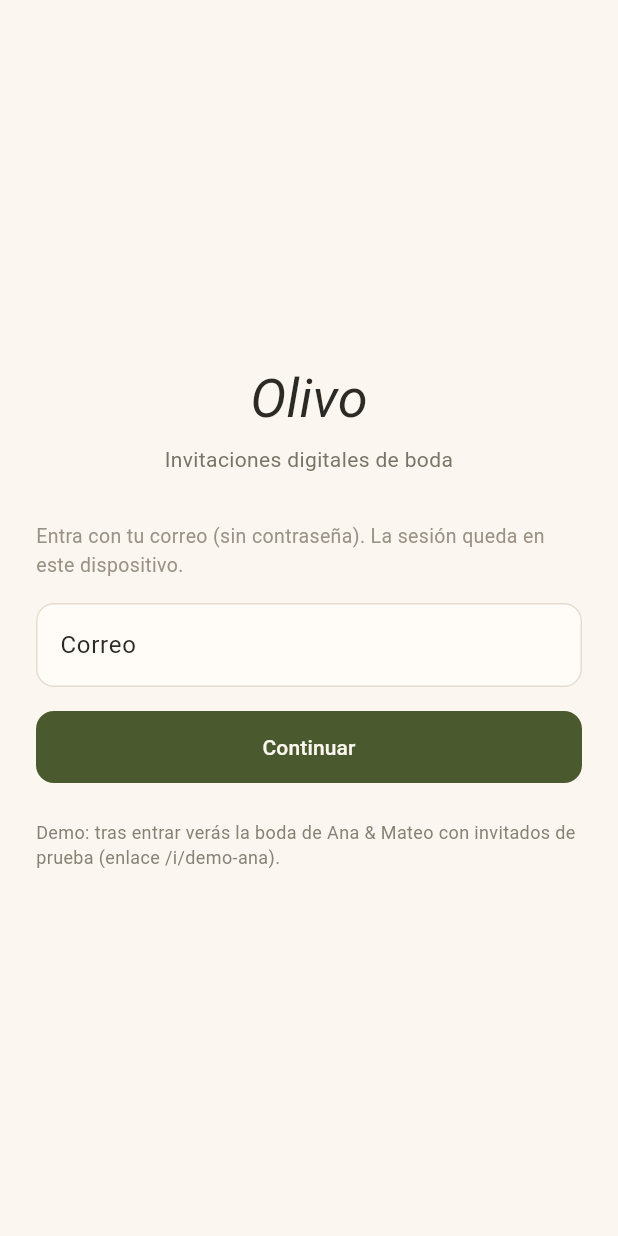
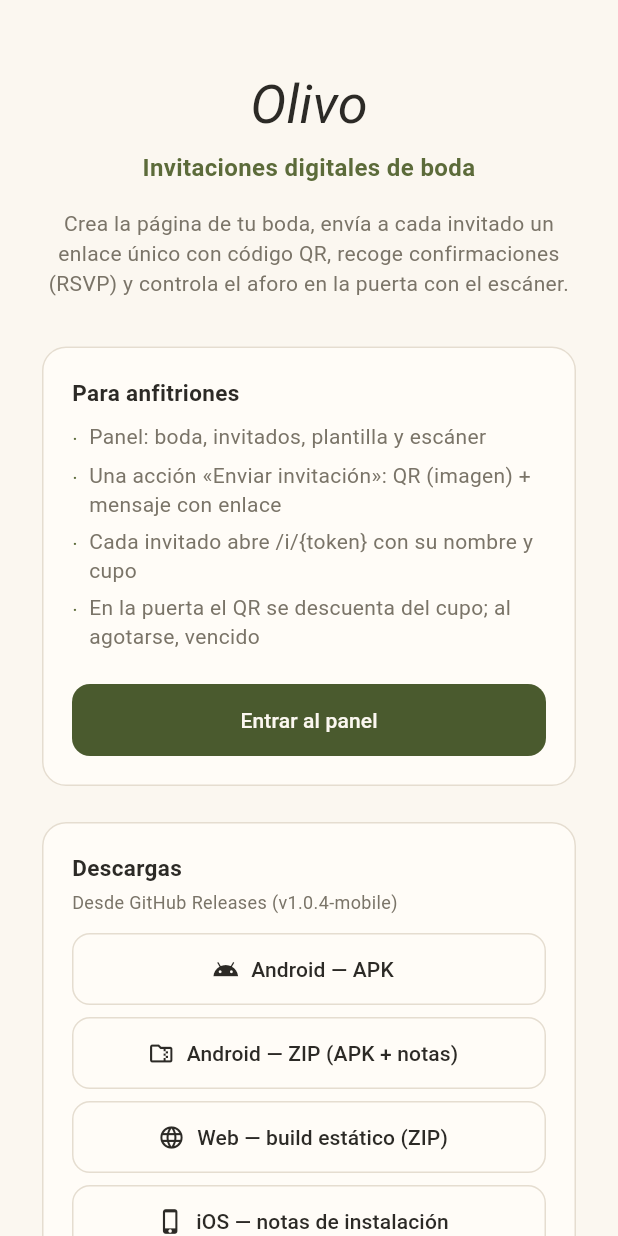
Before and after one commit to GerardoRosas-27/olivo-flutter, a Flutter app: the screen it shows after launch, on a phone screen of 412 x 824 dp. Run offline on Flutter 3.47's test engine with Material 3 defaults, Android fonts, the phone set to English and light mode, and no system bars; our stand-ins replace flutter_riverpod, go_router, permission_handler, qr_flutter, share_plus, shared_preferences and 2 more; missing offline and left inert: mobile_scanner; accounts and stored records are empty.

Commit message:
feat: Enviar invitación unificado (QR imagen + plantilla) y landing público (v1.0.4-mobile)
Una sola acción por invitado comparte PNG del QR de /i/{token} junto al
mensaje de plantilla vía share_plus. Landing / y /app con descargas y
stats locales honestos. fetch_apk apunta a v1.0.4-mobile.

```diff
--- a/lib/core/data/providers.dart
+++ b/lib/core/data/providers.dart
@@ -78,3 +78,8 @@
   }
   return 'http://localhost:8080';
 });
+
+final deviceLocalStatsProvider =
+    FutureProvider.autoDispose<DeviceLocalStats>((ref) async {
+  return ref.watch(olivoRepoProvider).deviceLocalStats();
+});
--- a/lib/core/router/app_router.dart
+++ b/lib/core/router/app_router.dart
@@ -8,6 +8,7 @@
 import '../../features/escaner/presentation/escaner_screen.dart';
 import '../../features/guest/presentation/guest_landing_screen.dart';
 import '../../features/invitados/presentation/invitados_screen.dart';
+import '../../features/marketing/presentation/product_landing_screen.dart';
 import '../../features/resumen/presentation/admin_shell.dart';
 import '../../features/resumen/presentation/resumen_screen.dart';
 import '../data/providers.dart';
@@ -15,7 +16,7 @@
 final _rootKey = GlobalKey<NavigatorState>();
 
 bool _isPublicPath(String loc) {
-  if (loc == '/login' || loc == '/') return true;
+  if (loc == '/login' || loc == '/' || loc == '/app') return true;
   if (loc.startsWith('/i/')) return true;
   return false;
 }
@@ -25,7 +26,7 @@
 
   return GoRouter(
     navigatorKey: _rootKey,
-    initialLocation: '/admin',
+    initialLocation: '/',
     refreshListenable: refresh,
     redirect: (context, state) {
       final auth = ref.read(authProvider);
@@ -38,7 +39,8 @@
         if (public) return null;
         return '/login';
       }
-      if (onLogin || loc == '/') return '/admin';
+      // Autenticado: landing y login van al panel.
+      if (onLogin || loc == '/' || loc == '/app') return '/admin';
       // Old WhatsApp tab → Invitados (merged).
       if (loc == '/admin/whatsapp') return '/admin/invitados';
       return null;
@@ -46,7 +48,13 @@
     routes: [
       GoRoute(
         path: '/',
-        redirect: (context, state) => '/admin',
+        name: 'home',
+        builder: (context, state) => const ProductLandingScreen(),
+      ),
+      GoRoute(
+        path: '/app',
+        name: 'app',
+        builder: (context, state) => const ProductLandingScreen(),
       ),
       GoRoute(
         path: '/login',
--- /dev/null
+++ b/lib/features/marketing/presentation/product_landing_screen.dart
@@ -0,0 +1,264 @@
+import 'package:flutter/material.dart';
+import 'package:flutter_riverpod/flutter_riverpod.dart';
+import 'package:go_router/go_router.dart';
+import 'package:url_launcher/url_launcher.dart';
+
+import '../../../core/data/providers.dart';
+import '../../../core/theme/app_theme.dart';
+import '../../../core/widgets/form_gap.dart';
+
+/// Página pública del producto (sin token de invitado).
+class ProductLandingScreen extends ConsumerWidget {
+  const ProductLandingScreen({super.key});
+
+  static const releaseTag = 'v1.0.4-mobile';
+  static const _repo =
+      'https://github.com/GerardoRosas-27/olivo-flutter/releases/download';
+
+  Uri _asset(String name) => Uri.parse('$_repo/$releaseTag/$name');
+
+  Future<void> _open(Uri uri) async {
+    await launchUrl(uri, mode: LaunchMode.externalApplication);
+  }
+
+  @override
+  Widget build(BuildContext context, WidgetRef ref) {
+    final statsAsync = ref.watch(deviceLocalStatsProvider);
+
+    return Scaffold(
+      body: Center(
+        child: ConstrainedBox(
+          constraints: const BoxConstraints(maxWidth: 640),
+          child: ListView(
+            padding: const EdgeInsets.fromLTRB(24, 48, 24, 56),
+            children: [
+              Text(
+                'Olivo',
+                textAlign: TextAlign.center,
+                style: Theme.of(context).textTheme.displaySmall?.copyWith(
+                      fontStyle: FontStyle.italic,
+                      color: OlivoColors.fg,
+                    ),
+              ),
+              const SizedBox(height: 8),
+              const Text(
+                'Invitaciones digitales de boda',
+                textAlign: TextAlign.center,
+                style: TextStyle(
+                  color: OlivoColors.olive,
+                  fontWeight: FontWeight.w600,
+                  fontSize: 16,
+                ),
+              ),
+              const SizedBox(height: 16),
+              const Text(
+                'Crea la página de tu boda, envía a cada invitado un enlace '
+                'único con código QR, recoge confirmaciones (RSVP) y controla '
+                'el aforo en la puerta con el escáner.',
+                textAlign: TextAlign.center,
+                style: TextStyle(color: OlivoColors.muted, height: 1.45),
+              ),
+              const SizedBox(height: 28),
+              Card(
+                child: Padding(
+                  padding: const EdgeInsets.all(20),
+                  child: Column(
+                    crossAxisAlignment: CrossAxisAlignment.start,
+                    children: [
+                      const Text(
+                        'Para anfitriones',
+                        style: TextStyle(
+                          fontWeight: FontWeight.w600,
+                          fontSize: 15,
+                        ),
+                      ),
+                      const FormGap(height: 10),
+                      _bullet('Panel: boda, invitados, plantilla y escáner'),
+                      _bullet(
+                        'Una acción «Enviar invitación»: QR (imagen) + mensaje con enlace',
+                      ),
+                      _bullet(
+                        'Cada invitado abre /i/{token} con su nombre y cupo',
+                      ),
+                      _bullet(
+                        'En la puerta el QR se descuenta del cupo; al agotarse, vencido',
+                      ),
+                      const FormGap(height: 16),
+                      FilledButton(
+                        onPressed: () => context.go('/login'),
+                        child: const Text('Entrar al panel'),
+                      ),
+                    ],
+                  ),
+                ),
+              ),
+              const SizedBox(height: 16),
+              Card(
+                child: Padding(
+                  padding: const EdgeInsets.all(20),
+                  child: Column(
+                    crossAxisAlignment: CrossAxisAlignment.start,
+                    children: [
+                      const Text(
+                        'Descargas',
+                        style: TextStyle(
+                          fontWeight: FontWeight.w600,
+                          fontSize: 15,
+                        ),
+                      ),
+                      const SizedBox(height: 4),
+                      Text(
+                        'Desde GitHub Releases ($releaseTag)',
+                        style: const TextStyle(
+                          fontSize: 12,
+                          color: OlivoColors.muted,
+                        ),
+                      ),
+                      const FormGap(height: 12),
+                      OutlinedButton.icon(
+                        onPressed: () => _open(_asset('Olivo.apk')),
+                        icon: const Icon(Icons.android, size: 18),
+                        label: const Text('Android — APK'),
+                      ),
+                      const SizedBox(height: 8),
+                      OutlinedButton.icon(
+                        onPressed: () => _open(_asset('Olivo-android.zip')),
+                        icon: const Icon(Icons.folder_zip_outlined, size: 18),
+                        label: const Text('Android — ZIP (APK + notas)'),
+                      ),
+                      const SizedBox(height: 8),
+                      OutlinedButton.icon(
+                        onPressed: () => _open(_asset('Olivo-web.zip')),
+                        icon: const Icon(Icons.language, size: 18),
+                        label: const Text('Web — build estático (ZIP)'),
+                      ),
+                      const SizedBox(height: 8),
+                      OutlinedButton.icon(
+                        onPressed: () => _open(_asset('Olivo-ios.zip')),
+                        icon: const Icon(Icons.phone_iphone, size: 18),
+                        label: const Text('iOS — notas de instalación'),
+                      ),
+                      const FormGap(height: 10),
+                      const Text(
+                        'iOS: no hay IPA firmado en este release. Hace falta '
+                        'Mac + Xcode + cuenta Apple Developer para instalar en dispositivo.',
+                        style: TextStyle(
+                          fontSize: 12,
+                          color: OlivoColors.subtle,
+                          height: 1.4,
+                        ),
+                      ),
+                    ],
+                  ),
+                ),
+              ),
+              const SizedBox(height: 16),
+              Card(
+                child: Padding(
+                  padding: const EdgeInsets.all(20),
+                  child: Column(
+                    crossAxisAlignment: CrossAxisAlignment.start,
+                    children: [
+                      const Text(
+                        'En este dispositivo / demo',
+                        style: TextStyle(
+                          fontWeight: FontWeight.w600,
+                          fontSize: 15,
+                        ),
+                      ),
+                      const SizedBox(height: 4),
+                      const Text(
+                        'Cifras locales (SQLite o almacenamiento del navegador). '
+                        'No son estadísticas globales del servicio.',
+                        style: TextStyle(
+                          fontSize: 12,
+                          color: OlivoColors.muted,
+                          height: 1.35,
+                        ),
+                      ),
+                      const FormGap(height: 14),
+                      statsAsync.when(
+                        loading: () => const Center(
+                          child: Padding(
+                            padding: EdgeInsets.all(8),
+                            child: CircularProgressIndicator(strokeWidth: 2),
+                          ),
+                        ),
+                        error: (e, _) => Text(
+                          '$e',
+                          style: const TextStyle(color: OlivoColors.danger),
+                        ),
+                        data: (s) => Row(
+                          children: [
+                            Expanded(
+                              child: _statTile('Bodas', '${s.weddings}'),
+                            ),
+                            Expanded(
+                              child: _statTile('Invitados', '${s.guests}'),
+                            ),
+                            Expanded(
+                              child: _statTile('Usuarios', '${s.users}'),
+                            ),
+                          ],
+                        ),
+                      ),
+                    ],
+                  ),
+                ),
+              ),
+              const SizedBox(height: 28),
+              Text(
+                'Si te compartieron un enlace /i/…, ábrelo directamente: '
+                'esa es tu invitación personalizada.',
+                textAlign: TextAlign.center,
+                style: TextStyle(
+                  fontSize: 12,
+                  color: OlivoColors.subtle.withValues(alpha: 0.95),
+                  height: 1.4,
+                ),
+              ),
+            ],
+          ),
+        ),
+      ),
+    );
+  }
+
+  static Widget _bullet(String text) {
+    return Padding(
+      padding: const EdgeInsets.only(bottom: 6),
+      child: Row(
+        crossAxisAlignment: CrossAxisAlignment.start,
+        children: [
+          const Text('·  ', style: TextStyle(color: OlivoColors.olive)),
+          Expanded(
+            child: Text(
+              text,
+              style: const TextStyle(color: OlivoColors.muted, height: 1.35),
+            ),
+          ),
+        ],
+      ),
+    );
+  }
+
+  static Widget _statTile(String label, String value) {
+    return Column(
+      children: [
+        Text(
+          value,
+          style: const TextStyle(
+            fontSize: 22,
+            fontWeight: FontWeight.w700,
+            color: OlivoColors.olive,
+          ),
+        ),
+        const SizedBox(height: 2),
+        Text(
+          label,
+          style: const TextStyle(fontSize: 12, color: OlivoColors.muted),
+        ),
+      ],
+    );
+  }
+}
--- a/pubspec.yaml
+++ b/pubspec.yaml
@@ -1,7 +1,7 @@
 name: olivo_flutter
 description: "Olivo — invitaciones digitales de boda (QR, RSVP, WhatsApp, escáner). Multipuerto Flutter."
 publish_to: 'none'
-version: 1.0.3+4
+version: 1.0.4+5
 
 environment:
   sdk: ^3.5.0
```
Also changed, not shown: lib/core/data/repositories/olivo_repository.dart (+28 -0 lines), lib/core/models/models.dart (+13 -0 lines), lib/core/utils/qr_share.dart (+89 -14 lines), lib/features/guest/presentation/guest_landing_screen.dart (+27 -0 lines), lib/features/invitados/presentation/invitados_screen.dart (+122 -110 lines), 2 other files.
